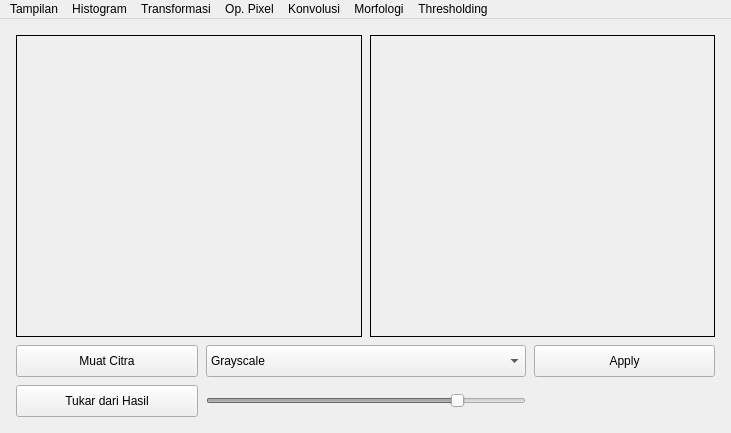
The window that gui.ui (sglkc/pengolahan-citra-digital) describes before a commit, drawn with Qt 5.
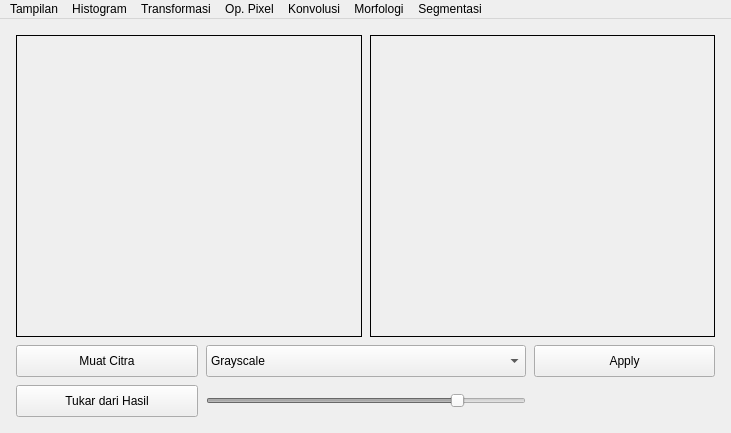
The same window after the commit.

Commit message:
feat(H1_H3): selesai H3 contour
chore: rename thresholding -> segmentasi, dan submenu etce etcetect

What changed in the file:
```diff
--- a/gui.ui
+++ b/gui.ui
@@ -392,9 +392,9 @@
     <addaction name="mfOpening"/>
     <addaction name="mfClosing"/>
    </widget>
-   <widget class="QMenu" name="thMenu">
+   <widget class="QMenu" name="sgMenu">
     <property name="title">
-     <string>Thresholding</string>
+     <string>Segmentasi</string>
     </property>
     <widget class="QMenu" name="thGlobal">
      <property name="title">
@@ -423,7 +423,7 @@
    <addaction name="opMenu"/>
    <addaction name="kvMenu"/>
    <addaction name="mfMenu"/>
-   <addaction name="thMenu"/>
+   <addaction name="sgMenu"/>
   </widget>
   <action name="hgGrayscale">
    <property name="text">
```
Left out of the diff: 18 changed lines with no effect on the pictures. The commit also changes 2 other files.
